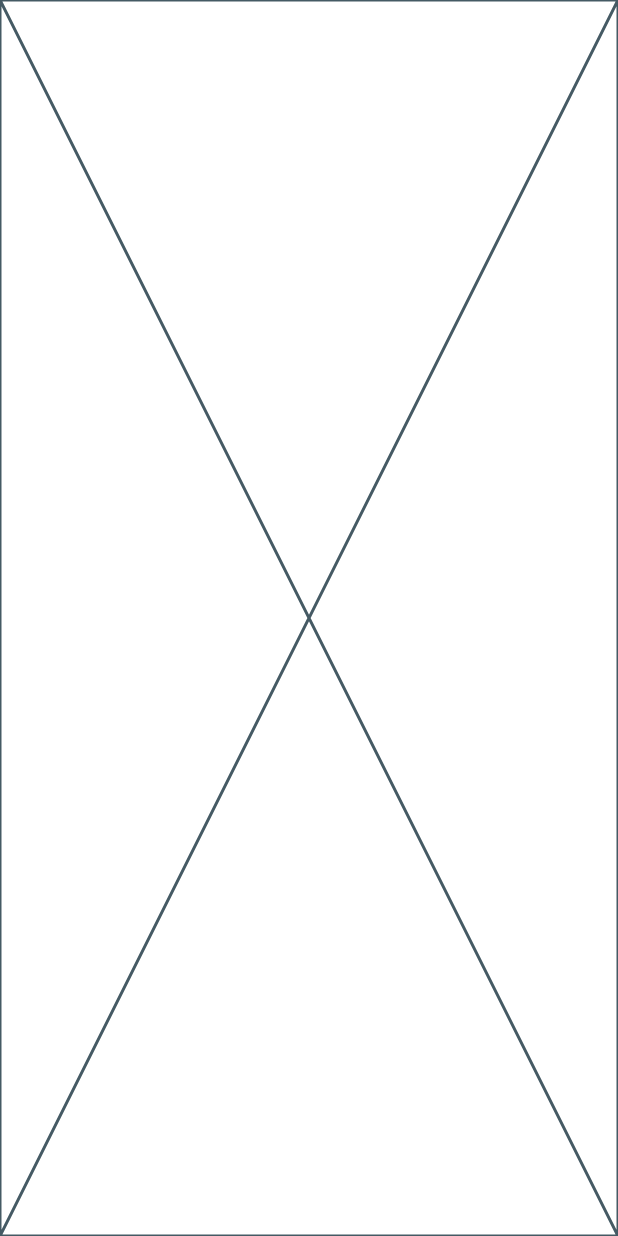
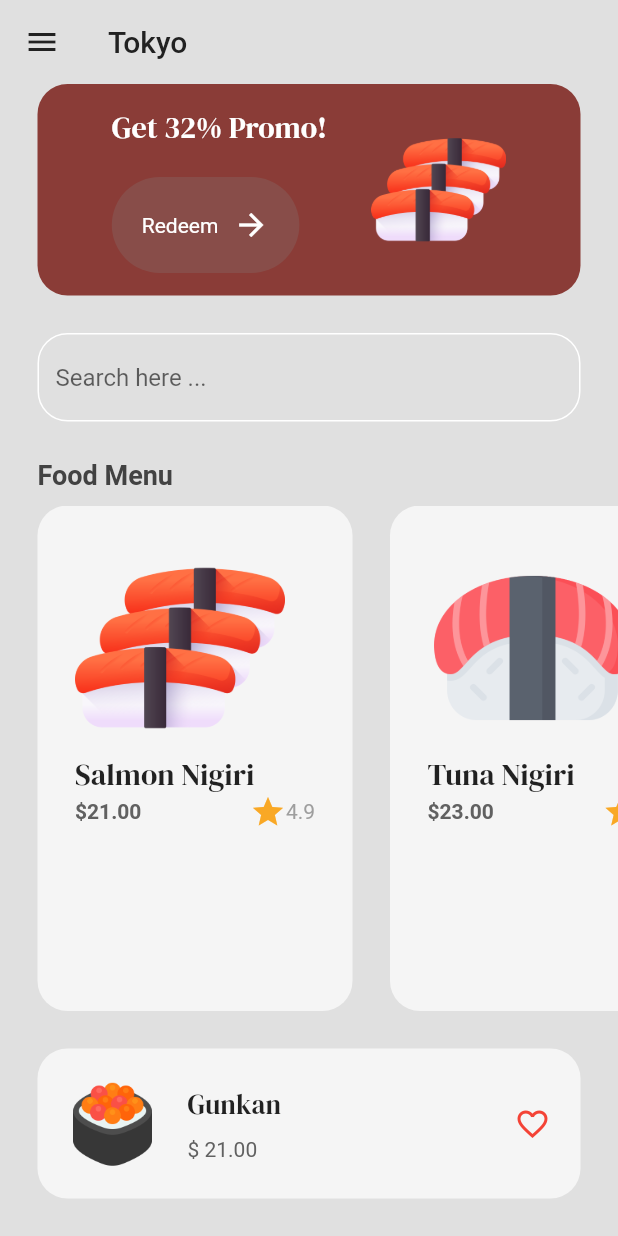
Before and after one commit to lufranski/sushi_app, a Flutter app: the screen it shows after launch, after a tap on "Get Started!", on a phone screen of 412 x 824 dp. Run offline on Flutter 3.47's test engine with Material 2 defaults, Android fonts, the phone set to English and light mode, and no system bars; our stand-ins replace google_fonts.

Commit message:
Menu Page

```diff
--- a/lib/components/button.dart
+++ b/lib/components/button.dart
@@ -3,7 +3,7 @@ import 'package:flutter/material.dart';
 class Button extends StatelessWidget {
   final String text;
   final void Function()? onTap;
-  const Button({super.key, required this.text, this.onTap});
+  const Button({super.key, required this.text, required this.onTap});
 
   @override
   Widget build(BuildContext context) {
--- /dev/null
+++ b/lib/components/food_tile.dart
@@ -0,0 +1,73 @@
+import 'package:flutter/material.dart';
+import 'package:google_fonts/google_fonts.dart';
+import 'package:sushi_app/models/food.dart';
+
+class FoodTile extends StatelessWidget {
+  final Food food;
+  final void Function()? onTap;
+  const FoodTile({
+    super.key,
+    required this.food,
+    required this.onTap,
+  });
+
+  @override
+  Widget build(BuildContext context) {
+    return GestureDetector(
+      onTap: onTap,
+      child: Container(
+        decoration: BoxDecoration(
+          color: Colors.grey[100],
+          borderRadius: BorderRadius.circular(20),
+        ),
+        margin: const EdgeInsets.only(left: 25.00),
+        padding: const EdgeInsets.all(25.00),
+        child: Column(
+          crossAxisAlignment: CrossAxisAlignment.start,
+          children: [
+            // image
+            Image.asset(
+              food.imgPath,
+              height: 140,
+            ),
+            // text
+            Text(
+              food.name,
+              style: GoogleFonts.dmSerifDisplay(fontSize: 20),
+            ),
+            // price & rating
+            SizedBox(
+              width: 160,
+              child: Row(
+                mainAxisAlignment: MainAxisAlignment.spaceBetween,
+                children: [
+                  // price
+                  Text(
+                    '\$' + food.price,
+                    style: TextStyle(
+                      fontWeight: FontWeight.bold,
+                      color: Colors.grey[700],
+                    ),
+                  ),
+                  // rating
+                  Row(
+                    children: [
+                      Icon(
+                        Icons.star,
+                        color: Colors.yellow[800],
+                      ),
+                      Text(
+                        food.rating,
+                        style: const TextStyle(color: Colors.grey),
+                      ),
+                    ],
+                  ),
+                ],
+              ),
+            )
+          ],
+        ),
+      ),
+    );
+  }
+}
--- /dev/null
+++ b/lib/models/food.dart
@@ -0,0 +1,18 @@
+class Food {
+  String name;
+  String price;
+  String imgPath;
+  String rating;
+
+  Food({
+    required this.name,
+    required this.price,
+    required this.imgPath,
+    required this.rating,
+  });
+
+  String get _name => name;
+  String get _price => price;
+  String get _imgPath => imgPath;
+  String get _rating => rating;
+}
--- a/lib/pages/home_page.dart
+++ b/lib/pages/home_page.dart
@@ -1,6 +1,7 @@
 import 'package:flutter/material.dart';
 import 'package:google_fonts/google_fonts.dart';
 import 'package:sushi_app/components/button.dart';
+import 'package:sushi_app/themes/color.dart';
 
 class HomePage extends StatelessWidget {
   const HomePage({super.key});
@@ -8,7 +9,7 @@ class HomePage extends StatelessWidget {
   @override
   Widget build(BuildContext context) {
     return Scaffold(
-      backgroundColor: const Color.fromARGB(255, 138, 60, 55),
+      backgroundColor: primaryColor,
       body: Padding(
         padding: const EdgeInsets.all(25.0),
         child: Column(
@@ -42,9 +43,9 @@ class HomePage extends StatelessWidget {
               height: 10,
             ),
             // subtitle
-            const Text(
+            Text(
               'Feel the taste of the most popular Japanese food from anywhere and anytime',
-              style: TextStyle(color: Colors.white60, height: 2),
+              style: TextStyle(color: Colors.grey[300], height: 2),
             ),
             // get started button
             Button(
--- a/lib/pages/menu_page.dart
+++ b/lib/pages/menu_page.dart
@@ -1,4 +1,10 @@
 import 'package:flutter/material.dart';
+import 'package:google_fonts/google_fonts.dart';
+import 'package:sushi_app/components/button.dart';
+import 'package:sushi_app/components/food_tile.dart';
+import 'package:sushi_app/models/food.dart';
+import 'package:sushi_app/pages/sushi_detail.dart';
+import 'package:sushi_app/themes/color.dart';
 
 class MenuPage extends StatefulWidget {
   const MenuPage({super.key});
@@ -8,8 +14,189 @@ class MenuPage extends StatefulWidget {
 }
 
 class _MenuPageState extends State<MenuPage> {
+  // Menu
+  List sushi = [
+    Food(
+      name: 'Salmon Nigiri',
+      price: '21.00',
+      imgPath: 'lib/assets/img/nigiri_salmon.png',
+      rating: '4.9',
+    ),
+    Food(
+      name: 'Tuna Nigiri',
+      price: '23.00',
+      imgPath: 'lib/assets/img/nigiri_tuna.png',
+      rating: '4.5',
+    ),
+  ];
+
+  // navigation to food item details page
+  void navigateToSushiDetails(int index) {
+    Navigator.push(
+        context, MaterialPageRoute(builder: (context) => const SushiDetail()));
+  }
+
   @override
   Widget build(BuildContext context) {
-    return const Placeholder();
+    return Scaffold(
+      backgroundColor: Colors.grey[300],
+      appBar: AppBar(
+        backgroundColor: Colors.transparent,
+        elevation: 0,
+        leading: Icon(
+          Icons.menu,
+          color: Colors.grey[900],
+        ),
+        title: Text(
+          'Tokyo',
+          style: TextStyle(color: Colors.grey[900]),
+        ),
+      ),
+      body: Column(
+        crossAxisAlignment: CrossAxisAlignment.start,
+        children: [
+          // promo banner
+          Container(
+            decoration: BoxDecoration(
+                color: primaryColor, borderRadius: BorderRadius.circular(20)),
+            margin: const EdgeInsets.symmetric(horizontal: 25),
+            padding: const EdgeInsets.symmetric(vertical: 15, horizontal: 20),
+            child: Row(
+              mainAxisAlignment: MainAxisAlignment.spaceEvenly,
+              children: [
+                Column(
+                  crossAxisAlignment: CrossAxisAlignment.start,
+                  children: [
+                    // promo message
+                    Text(
+                      'Get 32% Promo!',
+                      style: GoogleFonts.dmSerifDisplay(
+                          fontSize: 20, color: Colors.white),
+                    ),
+                    const SizedBox(
+                      height: 20,
+                    ),
+                    // redeem button
+                    Button(
+                      text: 'Redeem',
+                      onTap: () {},
+                    )
+                  ],
+                ),
+                // image
+                Image.asset(
+                  'lib/assets/img/nigiri_salmon.png',
+                  height: 90,
+                )
+              ],
+            ),
+          ),
+          const SizedBox(
+            height: 25,
+          ),
+          // search bar
+          Padding(
+            padding: const EdgeInsets.symmetric(horizontal: 25),
+            child: TextField(
+              decoration: InputDecoration(
+                focusedBorder: OutlineInputBorder(
+                  borderSide: const BorderSide(color: Colors.white),
+                  borderRadius: BorderRadius.circular(20),
+                ),
+                enabledBorder: OutlineInputBorder(
+                  borderSide: const BorderSide(color: Colors.white),
+                  borderRadius: BorderRadius.circular(20),
+                ),
+                hintText: 'Search here ...',
+              ),
+            ),
+          ),
+          const SizedBox(
+            height: 25,
+          ),
+          // menu list
+          Padding(
+            padding: const EdgeInsets.symmetric(horizontal: 25),
+            child: Text(
+              'Food Menu',
+              style: TextStyle(
+                  fontWeight: FontWeight.bold,
+                  color: Colors.grey[800],
+                  fontSize: 18),
+            ),
+          ),
+          const SizedBox(
+            height: 10,
+          ),
+          Expanded(
+            child: ListView.builder(
+              scrollDirection: Axis.horizontal,
+              itemCount: sushi.length,
+              itemBuilder: (context, index) => FoodTile(
+                food: sushi[index],
+                onTap: () {
+                  navigateToSushiDetails(index);
+                },
+              ),
+            ),
+          ),
+          const SizedBox(
+            height: 25,
+          ),
+          // popular food
+          Container(
+            decoration: BoxDecoration(
+              color: Colors.grey[100],
+              borderRadius: BorderRadius.circular(20),
+            ),
+            margin: const EdgeInsets.only(left: 25, right: 25, bottom: 25),
+            padding: const EdgeInsets.all(20),
+            child: Row(
+              mainAxisAlignment: MainAxisAlignment.spaceBetween,
+              children: [
+                Row(
+                  children: [
+                    // image
+                    Image.asset(
+                      'lib/assets/img/gunkan.png',
+                      height: 60,
+                    ),
+                    const SizedBox(
+                      width: 20,
+                    ),
+                    // name & price
+                    Column(
+                      crossAxisAlignment: CrossAxisAlignment.start,
+                      children: [
+                        // name
+                        Text(
+                          'Gunkan',
+                          style: GoogleFonts.dmSerifDisplay(fontSize: 18),
+                        ),
+                        const SizedBox(
+                          height: 10,
+                        ),
+                        // price
+                        Text(
+                          '\$ 21.00',
+                          style: TextStyle(
+                            color: Colors.grey[700],
+                          ),
+                        )
+                      ],
+                    ),
+                  ],
+                ),
+                // heart
+                const Icon(
+                  Icons.favorite_outline,
+                  color: Colors.red,
+                ),
+              ],
+            ),
+          ),
+        ],
+      ),
+    );
   }
 }
--- /dev/null
+++ b/lib/pages/sushi_detail.dart
@@ -0,0 +1,15 @@
+import 'package:flutter/material.dart';
+
+class SushiDetail extends StatefulWidget {
+  const SushiDetail({super.key});
+
+  @override
+  State<SushiDetail> createState() => _SushiDetailState();
+}
+
+class _SushiDetailState extends State<SushiDetail> {
+  @override
+  Widget build(BuildContext context) {
+    return const Scaffold();
+  }
+}
--- /dev/null
+++ b/lib/themes/color.dart
@@ -0,0 +1,3 @@
+import 'package:flutter/material.dart';
+
+var primaryColor = const Color.fromARGB(255, 138, 60, 55);
```
